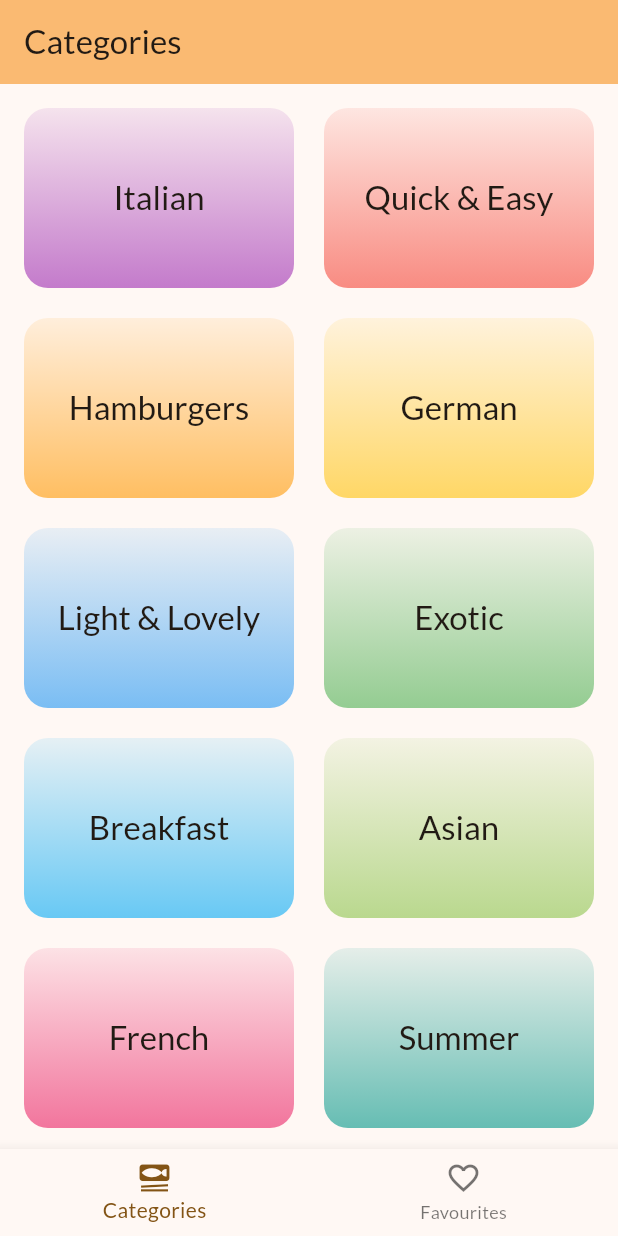
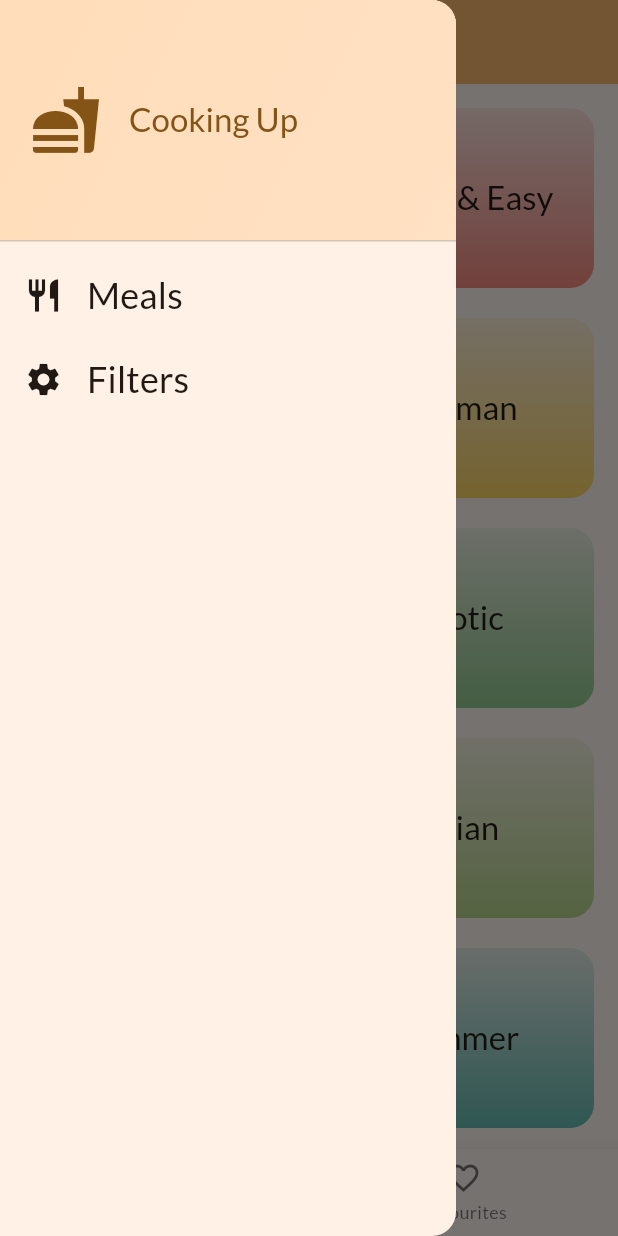
Before and after one commit to mohit-01-code/Udemy-flutter-projects, a Flutter app: the screen it shows after launch, with the side drawer open (before the commit the screen has no drawer), on a phone screen of 412 x 824 dp. Run offline on Flutter 3.47's test engine with Material 2 defaults, Android fonts, the phone set to English and light mode, and no system bars; our stand-ins replace google_fonts, shared_preferences, transparent_image.

Commit message:
Added Side Drawer

```diff
--- a/Meals_App/lib/main.dart
+++ b/Meals_App/lib/main.dart
@@ -1,6 +1,5 @@
 import 'package:flutter/material.dart';
 import 'package:google_fonts/google_fonts.dart';
-import 'package:meals_app/screens/category_grid.dart';
 import 'package:meals_app/screens/navigation_tabs.dart';
 
 void main() {
@@ -36,8 +35,7 @@ class MyHomePage extends StatefulWidget {
 class _MyHomePageState extends State<MyHomePage> {
   @override
   Widget build(BuildContext context) {
-    return Scaffold(
-
+    return const Scaffold(
       body: TabScreen(),
     );
   }
--- a/Meals_App/lib/screens/category_grid.dart
+++ b/Meals_App/lib/screens/category_grid.dart
@@ -5,10 +5,12 @@ import 'package:meals_app/data/dummy_data.dart';
 import 'package:meals_app/widget/category_grid_item.dart';
 
 import '../model/category.dart';
+import '../model/meal.dart';
 import 'meals.dart';
 
 class CategoryGridScreen extends StatelessWidget {
-  const CategoryGridScreen({super.key});
+  const CategoryGridScreen({super.key, required this.onToggleFavourite});
+  final void Function(Meal meal) onToggleFavourite;
 
   @override
   Widget build(context) {
@@ -31,13 +33,23 @@ class CategoryGridScreen extends StatelessWidget {
   }
 
   void _onSelectCategory(BuildContext context, Category category) {
+    List<Meal> filteredMeals = dummyMeals
+        .where(
+          (element) => element.categories.contains(category.id),
+        )
+        .toList();
+
     Navigator.push(
       context,
       MaterialPageRoute(
         builder: (context) {
           log('CATEGORY_GRID_ITEM CLICKED::: ${category.title}');
           log('CATEGORY_GRID_ITEM CLICKED::: ${category.id}');
-          return MealsScreen(title: category.title, categoryId: category.id);
+          return MealsScreen(
+            title: category.title,
+            meals: filteredMeals,
+            onToggleFavourite: onToggleFavourite,
+          );
         },
       ),
     );
--- a/Meals_App/lib/screens/navigation_tabs.dart
+++ b/Meals_App/lib/screens/navigation_tabs.dart
@@ -2,7 +2,9 @@ import 'dart:developer';
 
 import 'package:flutter/material.dart';
 import 'package:meals_app/screens/meals.dart';
+import 'package:meals_app/widget/main_drawer.dart';
 
+import '../model/meal.dart';
 import 'category_grid.dart';
 
 class TabScreen extends StatefulWidget {
@@ -16,16 +18,27 @@ class TabScreen extends StatefulWidget {
 
 class _TabScreenState extends State<TabScreen> {
   int currentScreenIndex = 0;
-  Widget currentScreen = const CategoryGridScreen();
+  Widget? currentScreen;
   String currentScreenTitle = 'Categories';
+  List<Meal> favouriteMeals = [];
 
   @override
   Widget build(BuildContext context) {
+    Widget currentScreen = CategoryGridScreen(
+      onToggleFavourite: _toggleFavouriteStatus,
+    );
+
     if (currentScreenIndex == 1) {
-      currentScreen = MealsScreen(title: 'Your Favourite');
+      currentScreen = MealsScreen(
+        meals: favouriteMeals,
+        onToggleFavourite: _toggleFavouriteStatus,
+      );
       currentScreenTitle = 'Your Favourite';
     }
     return Scaffold(
+      drawer: MainDrawer(
+        onSelectScreen: _setScreen,
+      ),
       backgroundColor: Theme.of(context).colorScheme.background,
       appBar: AppBar(
         backgroundColor: Theme.of(context).colorScheme.inversePrimary,
@@ -45,12 +58,34 @@ class _TabScreenState extends State<TabScreen> {
     );
   }
 
+  void _setScreen(String indentifier) {
+    if (indentifier == 'filter') {
+    } else {
+      Navigator.of(context).pop();
+    }
+  }
+
   void _selectPage(int index) {
     log('INDEX on Tap::: $index');
     setState(() {
       currentScreenIndex = index;
-      currentScreen = const CategoryGridScreen();
+      currentScreen = CategoryGridScreen(
+        onToggleFavourite: _toggleFavouriteStatus,
+      );
       currentScreenTitle = 'Categories';
     });
   }
+
+  void _toggleFavouriteStatus(Meal meal) {
+    final isExisting = favouriteMeals.contains(meal);
+    if (isExisting) {
+      setState(() {
+        favouriteMeals.remove(meal);
+      });
+    } else {
+      setState(() {
+        favouriteMeals.add(meal);
+      });
+    }
+  }
 }
--- a/Meals_App/lib/widget/category_grid_item.dart
+++ b/Meals_App/lib/widget/category_grid_item.dart
@@ -2,7 +2,7 @@ import 'package:flutter/material.dart';
 import 'package:meals_app/model/category.dart';
 
 class CategoryGridItem extends StatelessWidget {
-  CategoryGridItem(
+  const CategoryGridItem(
       {super.key, required this.category, required this.onSelectCategory});
 
   final Category category;
--- /dev/null
+++ b/Meals_App/lib/widget/main_drawer.dart
@@ -0,0 +1,84 @@
+import 'package:flutter/material.dart';
+
+class MainDrawer extends StatelessWidget {
+  final void Function(String indentifier) onSelectScreen;
+  MainDrawer({super.key, required this.onSelectScreen});
+
+  @override
+  Widget build(BuildContext context) {
+    return Drawer(
+      child: Column(
+        children: [
+          DrawerHeader(
+            padding: const EdgeInsets.all(20),
+            decoration: BoxDecoration(
+              gradient: LinearGradient(
+                colors: [
+                  Theme.of(context).colorScheme.primaryContainer,
+                  Theme.of(context)
+                      .colorScheme
+                      .primaryContainer
+                      .withOpacity(0.8),
+                ],
+                begin: Alignment.topLeft,
+                end: Alignment.bottomRight,
+              ),
+            ),
+            child: Row(
+              children: [
+                Icon(
+                  Icons.fastfood,
+                  size: 48,
+                  color: Theme.of(context).colorScheme.primary,
+                ),
+                const SizedBox(
+                  width: 18,
+                ),
+                Text(
+                  "Cooking Up",
+                  style: Theme.of(context).textTheme.titleLarge!.copyWith(
+                        color: Theme.of(context).colorScheme.primary,
+                      ),
+                ),
+              ],
+            ),
+          ),
+          ListTile(
+            title: Text(
+              "Meals",
+              style: Theme.of(context).textTheme.titleSmall!.copyWith(
+                    color: Theme.of(context).colorScheme.onBackground,
+                    fontSize: 24,
+                  ),
+            ),
+            leading: Icon(
+              Icons.restaurant,
+              size: 26,
+              color: Theme.of(context).colorScheme.onBackground,
+            ),
+            onTap: () {
+              onSelectScreen('meals');
+            },
+          ),
+          ListTile(
+            title: Text(
+              "Filters",
+              style: Theme.of(context).textTheme.titleSmall!.copyWith(
+                    color: Theme.of(context).colorScheme.onBackground,
+                    fontSize: 24,
+                  ),
+            ),
+            leading: Icon(
+              Icons.settings,
+              size: 26,
+              color: Theme.of(context).colorScheme.onBackground,
+            ),
+            onTap: () {
+              onSelectScreen('filter');
+            },
+          ),
+        ],
+      ),
+    );
+  }
+}
--- a/Meals_App/lib/widget/meal_item.dart
+++ b/Meals_App/lib/widget/meal_item.dart
@@ -9,12 +9,12 @@ class MealItem extends StatelessWidget {
 
   final void Function() onMealPressed;
 
-  MealItem({super.key, required this.meal, required this.onMealPressed});
+  const MealItem({super.key, required this.meal, required this.onMealPressed});
 
   @override
   Widget build(BuildContext context) {
     return Card(
-      margin: EdgeInsets.all(8),
+      margin: const EdgeInsets.all(8),
       clipBehavior: Clip.hardEdge,
       shape: RoundedRectangleBorder(borderRadius: BorderRadius.circular(10)),
       child: InkWell(
@@ -28,7 +28,7 @@ class MealItem extends StatelessWidget {
             left: 0,
             right: 0,
             child: Container(
-              padding: EdgeInsets.symmetric(vertical: 12, horizontal: 8),
+              padding: const EdgeInsets.symmetric(vertical: 12, horizontal: 8),
               color: Colors.black54,
               child: Column(
                 children: [
--- a/Meals_App/lib/widget/meal_item_trait.dart
+++ b/Meals_App/lib/widget/meal_item_trait.dart
@@ -1,7 +1,7 @@
 import 'package:flutter/material.dart';
 
 class MealItemTrait extends StatelessWidget {
-  MealItemTrait({
+  const MealItemTrait({
     super.key,
     required this.lable,
     required this.icon,
@@ -15,10 +15,10 @@ class MealItemTrait extends StatelessWidget {
     return Row(
       children: [
         Icon(icon, color: Colors.white),
-        SizedBox(width: 4),
+        const SizedBox(width: 4),
         Text(
           lable,
-          style: TextStyle(color: Colors.white),
+          style: const TextStyle(color: Colors.white),
         ),
       ],
     );
```
Also changed, not shown: Meals_App/lib/screens/meal_detail.dart (+17 -5 lines), Meals_App/lib/screens/meals.dart (+52 -54 lines).
